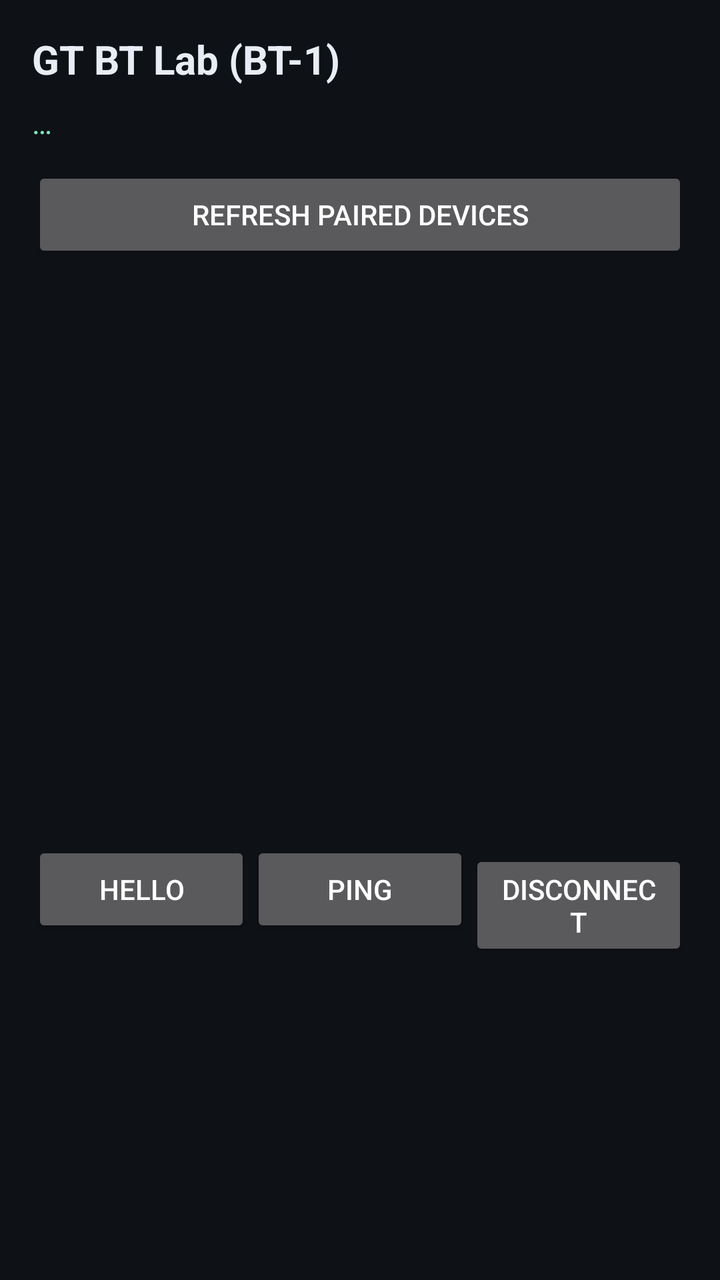
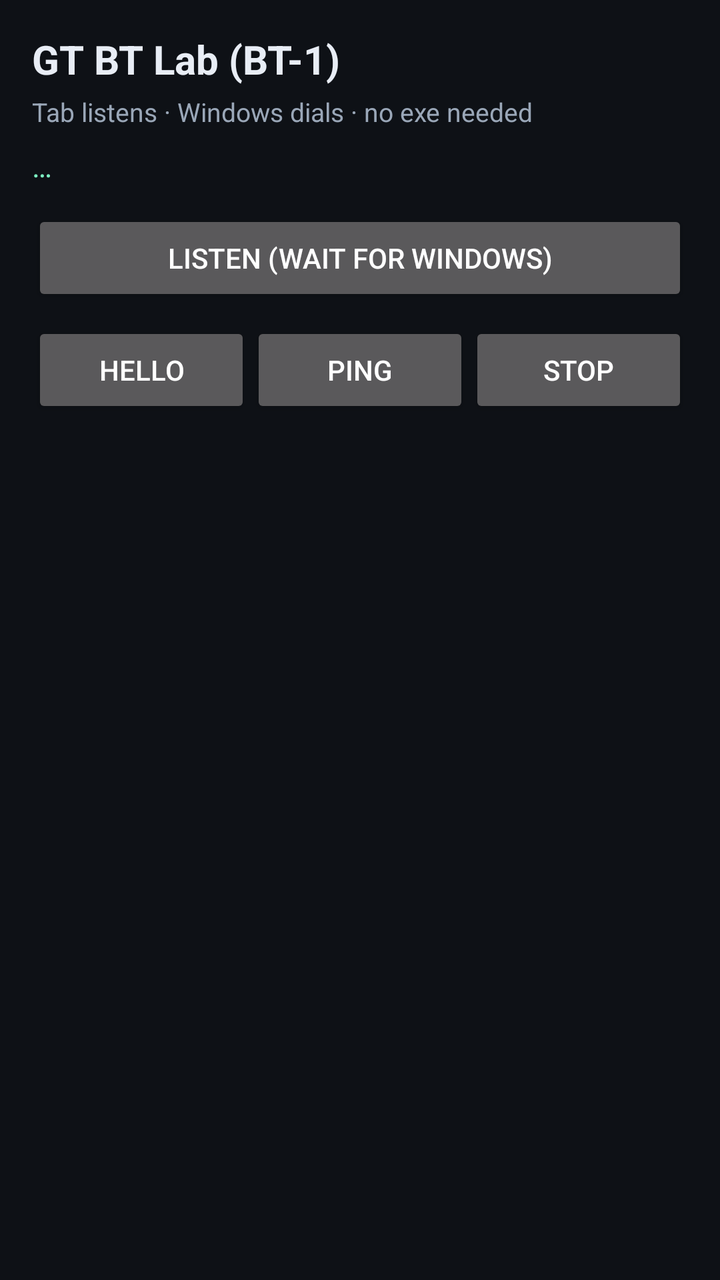

Compare the two renders of this Android layout. The source of the first and the diff that turns it into the second are given below.
<!-- AndroidManifest.xml: activity theme Theme.GalaxyTrackpad -->
<!-- res/layout/activity_bt_lab.xml -->
<?xml version="1.0" encoding="utf-8"?>
<LinearLayout xmlns:android="http://schemas.android.com/apk/res/android"
    android:layout_width="match_parent"
    android:layout_height="match_parent"
    android:orientation="vertical"
    android:padding="16dp"
    android:background="#0e1116">

    <TextView
        android:layout_width="match_parent"
        android:layout_height="wrap_content"
        android:text="GT BT Lab (BT-1)"
        android:textColor="#e8edf5"
        android:textSize="20sp"
        android:textStyle="bold" />

    <TextView
        android:id="@+id/btStatus"
        android:layout_width="match_parent"
        android:layout_height="wrap_content"
        android:layout_marginTop="8dp"
        android:textColor="#7CF0C2"
        android:textSize="15sp"
        android:text="…" />

    <Button
        android:id="@+id/btRefresh"
        android:layout_width="match_parent"
        android:layout_height="wrap_content"
        android:layout_marginTop="12dp"
        android:text="Refresh paired devices" />

    <ListView
        android:id="@+id/btDeviceList"
        android:layout_width="match_parent"
        android:layout_height="0dp"
        android:layout_weight="1"
        android:layout_marginTop="8dp" />

    <LinearLayout
        android:layout_width="match_parent"
        android:layout_height="wrap_content"
        android:orientation="horizontal">

        <Button
            android:id="@+id/btHello"
            android:layout_width="0dp"
            android:layout_height="wrap_content"
            android:layout_weight="1"
            android:text="HELLO" />

        <Button
            android:id="@+id/btPing"
            android:layout_width="0dp"
            android:layout_height="wrap_content"
            android:layout_weight="1"
            android:text="PING" />

        <Button
            android:id="@+id/btDisconnect"
            android:layout_width="0dp"
            android:layout_height="wrap_content"
            android:layout_weight="1"
            android:text="Disconnect" />
    </LinearLayout>

    <ScrollView
        android:layout_width="match_parent"
        android:layout_height="140dp"
        android:layout_marginTop="8dp">

        <TextView
            android:id="@+id/btLog"
            android:layout_width="match_parent"
            android:layout_height="wrap_content"
            android:textColor="#9aa7b8"
            android:textSize="12sp"
            android:typeface="monospace" />
    </ScrollView>
</LinearLayout>
<!-- resources referenced by this layout -->
<resources>
  <style name="Theme.GalaxyTrackpad" parent="Theme.AppCompat.NoActionBar">
          <item name="android:windowBackground">@color/trackpad_bg</item>
          <item name="android:statusBarColor">@color/trackpad_bg</item>
          <item name="android:navigationBarColor">@color/trackpad_bg</item>
          <item name="android:windowFullscreen">true</item>
          <item name="android:windowLayoutInDisplayCutoutMode">shortEdges</item>
      </style>
  <color name="trackpad_bg">#15191F</color>
</resources>

<!-- the commit's change to res/layout/activity_bt_lab.xml (unified diff, before → after) -->
@@ -15,6 +15,14 @@
         android:textStyle="bold" />
 
     <TextView
+        android:layout_width="match_parent"
+        android:layout_height="wrap_content"
+        android:layout_marginTop="4dp"
+        android:text="Tab listens · Windows dials · no exe needed"
+        android:textColor="#9aa7b8"
+        android:textSize="13sp" />
+
+    <TextView
         android:id="@+id/btStatus"
         android:layout_width="match_parent"
         android:layout_height="wrap_content"
@@ -24,23 +32,17 @@
         android:text="…" />
 
     <Button
-        android:id="@+id/btRefresh"
+        android:id="@+id/btListen"
         android:layout_width="match_parent"
         android:layout_height="wrap_content"
         android:layout_marginTop="12dp"
-        android:text="Refresh paired devices" />
-
-    <ListView
-        android:id="@+id/btDeviceList"
-        android:layout_width="match_parent"
-        android:layout_height="0dp"
-        android:layout_weight="1"
-        android:layout_marginTop="8dp" />
+        android:text="Listen (wait for Windows)" />
 
     <LinearLayout
         android:layout_width="match_parent"
         android:layout_height="wrap_content"
-        android:orientation="horizontal">
+        android:orientation="horizontal"
+        android:layout_marginTop="8dp">
 
         <Button
             android:id="@+id/btHello"
@@ -57,17 +59,18 @@
             android:text="PING" />
 
         <Button
-            android:id="@+id/btDisconnect"
+            android:id="@+id/btStop"
             android:layout_width="0dp"
             android:layout_height="wrap_content"
             android:layout_weight="1"
-            android:text="Disconnect" />
+            android:text="Stop" />
     </LinearLayout>
 
     <ScrollView
         android:layout_width="match_parent"
-        android:layout_height="140dp"
-        android:layout_marginTop="8dp">
+        android:layout_height="0dp"
+        android:layout_weight="1"
+        android:layout_marginTop="12dp">
 
         <TextView
             android:id="@+id/btLog"
